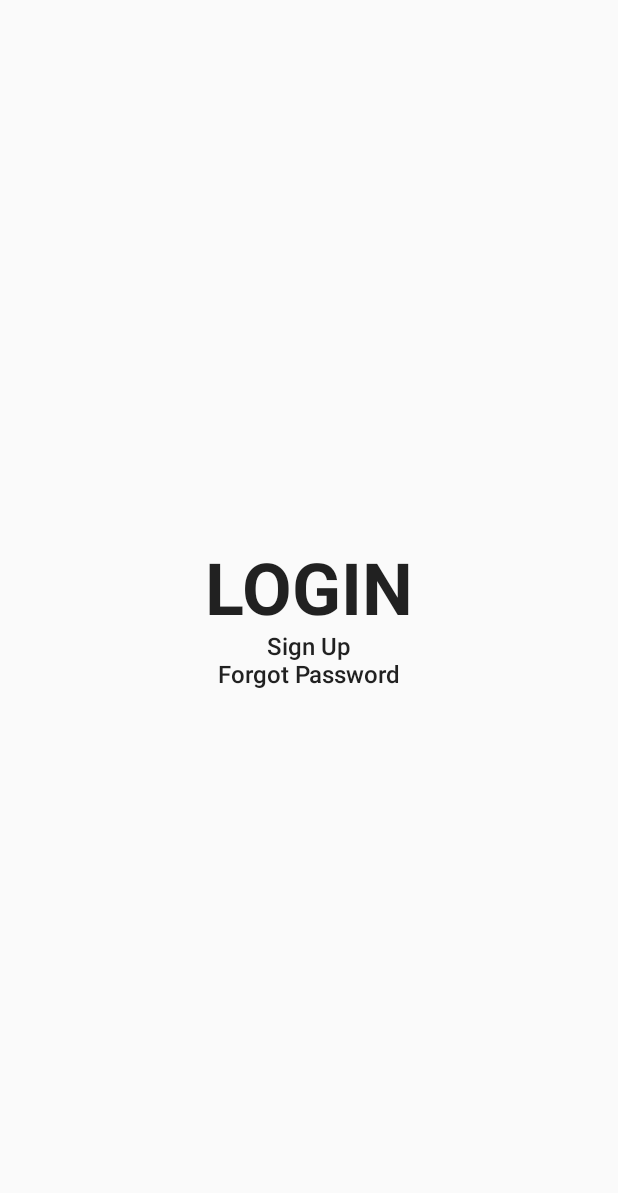
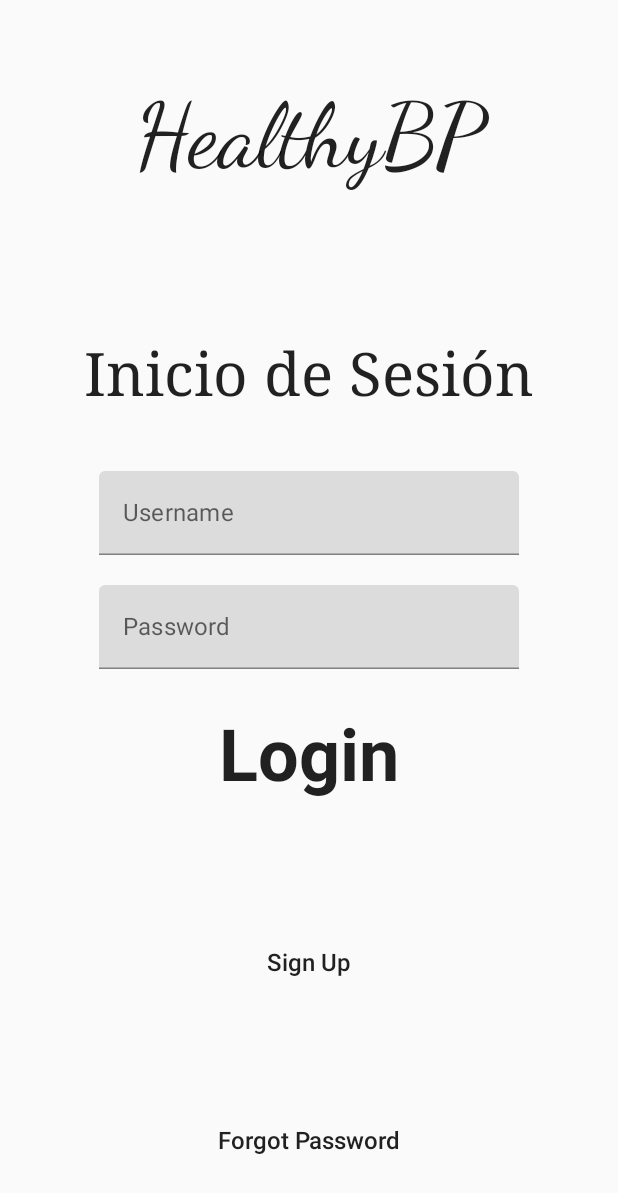
Before and after one commit to Maricarmen5-31/PressureControl, an Android app built with Jetpack Compose: the screen it shows after launch (MainActivity), on a phone screen of 412 x 824 dp. Shown: the top 1193 px of the screen. Run offline under Robolectric (Android 15) with nearby library versions, the phone set to English and light mode, and no system bars.

Commit message:
version01

```diff
--- a/app/src/main/AndroidManifest.xml
+++ b/app/src/main/AndroidManifest.xml
@@ -1,7 +1,7 @@
 <?xml version="1.0" encoding="utf-8"?>
 <manifest xmlns:android="http://schemas.android.com/apk/res/android"
     xmlns:tools="http://schemas.android.com/tools"
-    package="com.example.nestednavigationbottombardemo">
+    package="com.example.projectdanp">
 
     <application
         android:allowBackup="true"
--- a/app/src/main/java/com/example/nestednavigationbottombardemo/screens/LoginContent.kt
+++ /dev/null
@@ -1,44 +0,0 @@
-package com.example.nestednavigationbottombardemo.screens
-
-import androidx.compose.foundation.clickable
-import androidx.compose.foundation.layout.Arrangement
-import androidx.compose.foundation.layout.Column
-import androidx.compose.foundation.layout.fillMaxSize
-import androidx.compose.material.MaterialTheme
-import androidx.compose.material.Text
-import androidx.compose.runtime.Composable
-import androidx.compose.ui.Alignment
-import androidx.compose.ui.Modifier
-import androidx.compose.ui.text.font.FontWeight
-
-@Composable
-fun LoginContent(
-    onClick: () -> Unit,
-    onSignUpClick: () -> Unit,
-    onForgotClick: () -> Unit
-) {
-    Column(
-        modifier = Modifier.fillMaxSize(),
-        verticalArrangement = Arrangement.Center,
-        horizontalAlignment = Alignment.CenterHorizontally
-    ) {
-        Text(
-            modifier = Modifier.clickable { onClick() },
-            text = "LOGIN",
-            fontSize = MaterialTheme.typography.h3.fontSize,
-            fontWeight = FontWeight.Bold
-        )
-        Text(
-            modifier = Modifier.clickable { onSignUpClick() },
-            text = "Sign Up",
-            fontSize = MaterialTheme.typography.body1.fontSize,
-            fontWeight = FontWeight.Medium
-        )
-        Text(
-            modifier = Modifier.clickable { onForgotClick() },
-            text = "Forgot Password",
-            fontSize = MaterialTheme.typography.body1.fontSize,
-            fontWeight = FontWeight.Medium
-        )
-    }
-}
--- a/app/src/main/java/com/example/nestednavigationbottombardemo/MainActivity.kt
+++ b/app/src/main/java/com/example/projectdanp/MainActivity.kt
@@ -1,11 +1,11 @@
-package com.example.nestednavigationbottombardemo
+package com.example.projectdanp
 
 import android.os.Bundle
 import androidx.activity.ComponentActivity
 import androidx.activity.compose.setContent
 import androidx.navigation.compose.rememberNavController
-import com.example.nestednavigationbottombardemo.graphs.RootNavigationGraph
-import com.example.nestednavigationbottombardemo.ui.theme.NestedNavigationBottomBarDemoTheme
+import com.example.projectdanp.graphs.RootNavigationGraph
+import com.example.projectdanp.ui.theme.NestedNavigationBottomBarDemoTheme
 
 class MainActivity : ComponentActivity() {
     override fun onCreate(savedInstanceState: Bundle?) {
--- a/app/src/main/java/com/example/nestednavigationbottombardemo/graphs/AuthNavGraph.kt
+++ b/app/src/main/java/com/example/projectdanp/graphs/AuthNavGraph.kt
@@ -1,11 +1,11 @@
-package com.example.nestednavigationbottombardemo.graphs
+package com.example.projectdanp.graphs
 
 import androidx.navigation.NavGraphBuilder
 import androidx.navigation.NavHostController
 import androidx.navigation.compose.composable
 import androidx.navigation.navigation
-import com.example.nestednavigationbottombardemo.screens.LoginContent
-import com.example.nestednavigationbottombardemo.screens.ScreenContent
+import com.example.projectdanp.screens.LoginContent
+import com.example.projectdanp.screens.ScreenContent
 
 fun NavGraphBuilder.authNavGraph(navController: NavHostController) {
     navigation(
--- a/app/src/main/java/com/example/nestednavigationbottombardemo/graphs/RootNavGraph.kt
+++ b/app/src/main/java/com/example/projectdanp/graphs/RootNavGraph.kt
@@ -1,4 +1,4 @@
-package com.example.nestednavigationbottombardemo.graphs
+package com.example.projectdanp.graphs
 
 import androidx.compose.runtime.Composable
 import androidx.navigation.NavHostController
--- /dev/null
+++ b/app/src/main/java/com/example/projectdanp/screens/LoginContent.kt
@@ -0,0 +1,98 @@
+package com.example.projectdanp.screens
+
+import androidx.compose.foundation.clickable
+import androidx.compose.foundation.layout.*
+import androidx.compose.foundation.text.KeyboardOptions
+import androidx.compose.material.MaterialTheme
+import androidx.compose.material.Text
+import androidx.compose.material.TextField
+import androidx.compose.runtime.Composable
+import androidx.compose.runtime.mutableStateOf
+import androidx.compose.runtime.remember
+import androidx.compose.ui.Alignment
+import androidx.compose.ui.Modifier
+import androidx.compose.ui.text.TextStyle
+import androidx.compose.ui.text.font.FontFamily
+import androidx.compose.ui.text.font.FontWeight
+import androidx.compose.ui.text.input.KeyboardType
+import androidx.compose.ui.text.input.TextFieldValue
+import androidx.compose.ui.unit.dp
+import androidx.compose.ui.unit.sp
+
+@Composable
+fun LoginContent(
+    onClick: () -> Unit,
+    onSignUpClick: () -> Unit,
+    onForgotClick: () -> Unit
+) {
+    Column(
+        modifier = Modifier.fillMaxSize(),
+        verticalArrangement = Arrangement.Center,
+        horizontalAlignment = Alignment.CenterHorizontally
+    ) {
+        val username = remember {
+            mutableStateOf(TextFieldValue())
+        }
+        val password = remember {
+            mutableStateOf(TextFieldValue())
+        }
+
+        Text(
+            text = "HealthyBP",
+            style = TextStyle(fontSize = 60.sp, fontFamily = FontFamily.Cursive)
+        )
+
+        Spacer(modifier = Modifier.height(100.dp))
+
+        Text(
+            text = "Inicio de Sesión",
+            style = TextStyle(fontSize = 40.sp, fontFamily = FontFamily.Serif)
+        )
+
+        Spacer(modifier = Modifier.height(40.dp))
+
+        TextField(
+            label = { Text(text = "Username") },
+            value = username.value,
+            onValueChange = { username.value = it }
+        )
+
+        Spacer(modifier = Modifier.height(20.dp))
+
+        TextField(
+            label = { Text(text = "Password") },
+            value = password.value,
+            onValueChange = { password.value = it },
+            keyboardOptions = KeyboardOptions(keyboardType = KeyboardType.Password)
+        )
+
+        Spacer(modifier = Modifier.height(30.dp))
+
+        Box(modifier = Modifier.padding(40.dp, 0.dp, 40.dp, 0.dp)) {
+            Text(
+                modifier = Modifier.clickable { onClick() },
+                text = "Login",
+                fontSize = MaterialTheme.typography.h3.fontSize,
+                fontWeight = FontWeight.Bold
+            )
+        }
+
+        Spacer(modifier = Modifier.height(100.dp))
+
+        Text(
+            modifier = Modifier.clickable { onSignUpClick() },
+            text = "Sign Up",
+            fontSize = MaterialTheme.typography.body1.fontSize,
+            fontWeight = FontWeight.Medium
+        )
+
+        Spacer(modifier = Modifier.height(100.dp))
+
+        Text(
+            modifier = Modifier.clickable { onForgotClick() },
+            text = "Forgot Password",
+            fontSize = MaterialTheme.typography.body1.fontSize,
+            fontWeight = FontWeight.Medium
+        )
+    }
+}
--- a/app/src/main/java/com/example/nestednavigationbottombardemo/screens/ScreenContent.kt
+++ b/app/src/main/java/com/example/projectdanp/screens/ScreenContent.kt
@@ -1,4 +1,4 @@
-package com.example.nestednavigationbottombardemo.screens
+package com.example.projectdanp.screens
 
 import androidx.compose.foundation.clickable
 import androidx.compose.foundation.layout.Box
--- a/app/src/main/java/com/example/nestednavigationbottombardemo/screens/home/HomeScreen.kt
+++ b/app/src/main/java/com/example/projectdanp/screens/home/HomeScreen.kt
@@ -10,8 +10,8 @@ import androidx.navigation.NavGraph.Companion.findStartDestination
 import androidx.navigation.NavHostController
 import androidx.navigation.compose.currentBackStackEntryAsState
 import androidx.navigation.compose.rememberNavController
-import com.example.nestednavigationbottombardemo.BottomBarScreen
-import com.example.nestednavigationbottombardemo.graphs.HomeNavGraph
+import com.example.projectdanp.BottomBarScreen
+import com.example.projectdanp.graphs.HomeNavGraph
 
 @Composable
 fun HomeScreen(navController: NavHostController = rememberNavController()) {
@@ -27,7 +27,7 @@ fun BottomBar(navController: NavHostController) {
     val screens = listOf(
         BottomBarScreen.Home,
         BottomBarScreen.Profile,
-        BottomBarScreen.Settings,
+        BottomBarScreen.Register,
     )
     val navBackStackEntry by navController.currentBackStackEntryAsState()
     val currentDestination = navBackStackEntry?.destination
--- a/app/src/main/java/com/example/nestednavigationbottombardemo/ui/theme/Color.kt
+++ b/app/src/main/java/com/example/projectdanp/ui/theme/Color.kt
@@ -1,4 +1,4 @@
-package com.example.nestednavigationbottombardemo.ui.theme
+package com.example.projectdanp.ui.theme
 
 import androidx.compose.ui.graphics.Color
 
--- a/app/src/main/java/com/example/nestednavigationbottombardemo/ui/theme/Shape.kt
+++ b/app/src/main/java/com/example/projectdanp/ui/theme/Shape.kt
@@ -1,4 +1,4 @@
-package com.example.nestednavigationbottombardemo.ui.theme
+package com.example.projectdanp.ui.theme
 
 import androidx.compose.foundation.shape.RoundedCornerShape
 import androidx.compose.material.Shapes
--- a/app/src/main/java/com/example/nestednavigationbottombardemo/ui/theme/Theme.kt
+++ b/app/src/main/java/com/example/projectdanp/ui/theme/Theme.kt
@@ -1,4 +1,4 @@
-package com.example.nestednavigationbottombardemo.ui.theme
+package com.example.projectdanp.ui.theme
 
 import androidx.compose.foundation.isSystemInDarkTheme
 import androidx.compose.material.MaterialTheme
--- a/app/src/main/java/com/example/nestednavigationbottombardemo/ui/theme/Type.kt
+++ b/app/src/main/java/com/example/projectdanp/ui/theme/Type.kt
@@ -1,4 +1,4 @@
-package com.example.nestednavigationbottombardemo.ui.theme
+package com.example.projectdanp.ui.theme
 
 import androidx.compose.material.Typography
 import androidx.compose.ui.text.TextStyle
```
Also changed, not shown: app/src/main/java/com/example/projectdanp/BottomBarScreen.kt (renamed from app/src/main/java/com/example/nestednavigationbottombardemo/BottomBarScreen.kt, +4 -4 lines), app/src/main/java/com/example/projectdanp/graphs/HomeNavGraph.kt (renamed from app/src/main/java/com/example/nestednavigationbottombardemo/graphs/HomeNavGraph.kt, +6 -6 lines), 4 other files.
